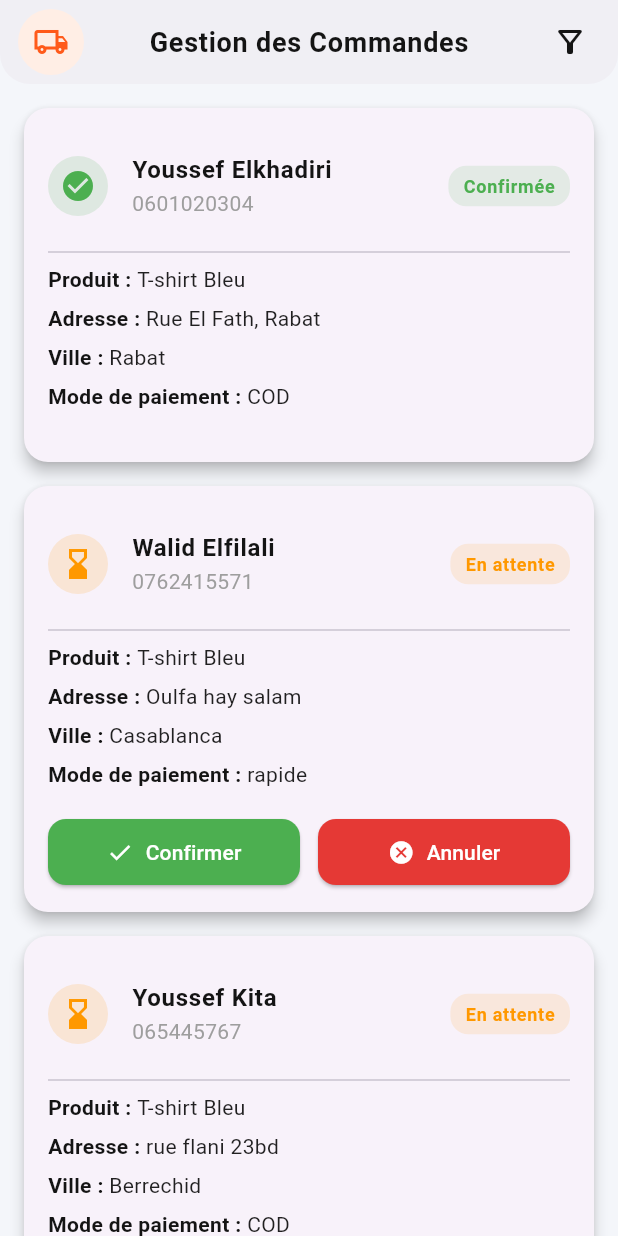
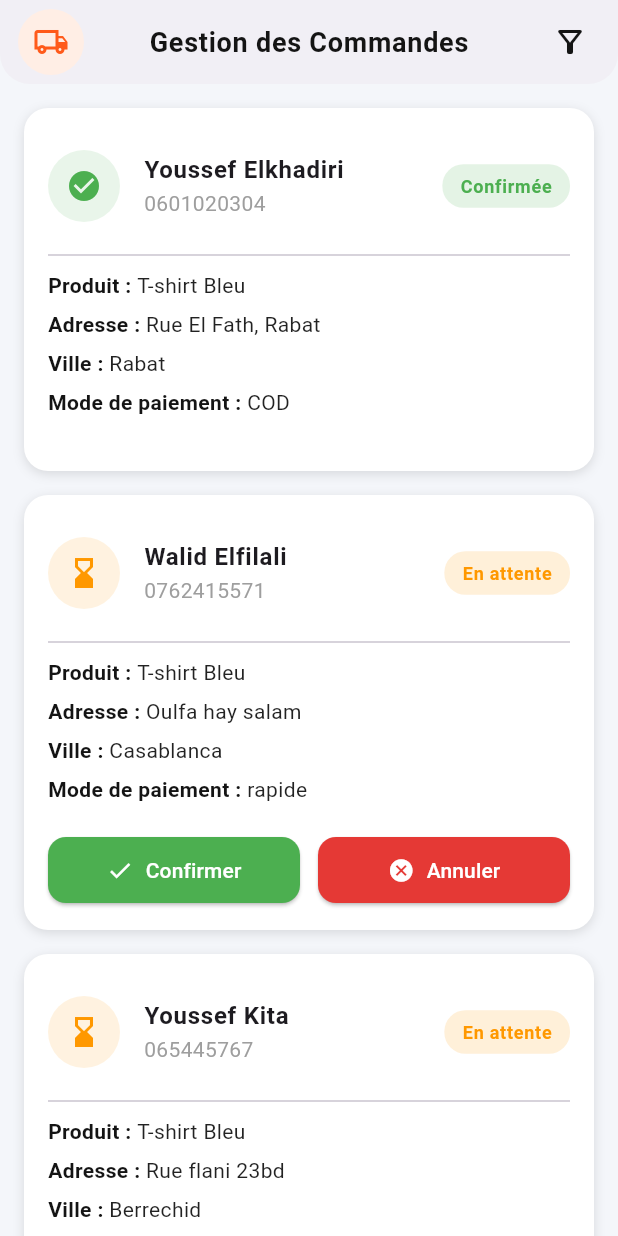
Before and after one commit to elfiwalid/automation_app_mobile, a Flutter app: the CommandePage screen opened directly, on a phone screen of 412 x 824 dp. Run offline on Flutter 3.47's test engine with Material 3 defaults, Android fonts, the light colour scheme and no system bars; our stand-ins replace device_preview, fl_chart; Roboto replaces fonts that are missing (Arial).

Commit message:
ui flutter v1 done!

```diff
--- a/lib/pages/commande_page.dart
+++ b/lib/pages/commande_page.dart
@@ -29,7 +29,7 @@ class _CommandePageState extends State<CommandePage> {
     },
     {
       'nom_client': 'Youssef Kita',
-      'adresse': 'rue flani 23bd',
+      'adresse': 'Rue flani 23bd',
       'ville': 'Berrechid',
       'telephone': '065445767',
       'mode_paiement': 'COD',
@@ -49,17 +49,17 @@ class _CommandePageState extends State<CommandePage> {
     return Scaffold(
       backgroundColor: const Color(0xFFF4F6FA),
       appBar: AppBar(
-        backgroundColor: Colors.white.withOpacity(0.9),
+        backgroundColor: Colors.white.withOpacity(0.95),
         elevation: 4,
         centerTitle: true,
         shape: const RoundedRectangleBorder(
           borderRadius: BorderRadius.vertical(bottom: Radius.circular(20)),
         ),
-        leading: Padding(
-          padding: const EdgeInsets.only(left: 12),
+        leading: const Padding(
+          padding: EdgeInsets.only(left: 12),
           child: CircleAvatar(
-            backgroundColor: const Color(0xFFFFEEE5),
-            child: const Icon(Icons.local_shipping_outlined, color: Color(0xFFFF5A1A)),
+            backgroundColor: Color(0xFFFFEEE5),
+            child: Icon(Icons.local_shipping_outlined, color: Color(0xFFFF5A1A)),
           ),
         ),
         title: const Text(
@@ -82,8 +82,7 @@ class _CommandePageState extends State<CommandePage> {
       body: ListView.builder(
         padding: const EdgeInsets.all(16),
         itemCount: commandes.length,
-        itemBuilder: (context, index) =>
-            _buildCommandeCard(commandes[index], index),
+        itemBuilder: (context, index) => _buildCommandeCard(commandes[index], index),
       ),
     );
   }
@@ -97,24 +96,33 @@ class _CommandePageState extends State<CommandePage> {
   switch (statut) {
     case 'validée':
       icon = Icons.check_circle;
-        color = Colors.green;
+      color = const Color(0xFF4CAF50); // vert
       label = 'Confirmée';
       break;
     case 'annulee':
       icon = Icons.cancel;
-        color = Colors.redAccent;
+      color = const Color(0xFFE53935); // rouge
       label = 'Annulée';
       break;
     default:
       icon = Icons.hourglass_bottom;
-        color = const Color(0xFFFF9800);
+      color = const Color(0xFFFF9800); // orange
       label = 'En attente';
   }
 
-    return Card(
-      shape: RoundedRectangleBorder(borderRadius: BorderRadius.circular(16)),
-      elevation: 4,
+  return Container(
     margin: const EdgeInsets.only(bottom: 16),
+    decoration: BoxDecoration(
+      color: Colors.white, // ✅ fond blanc pur ici
+      borderRadius: BorderRadius.circular(16),
+      boxShadow: const [
+        BoxShadow(
+          color: Colors.black12,
+          blurRadius: 6,
+          offset: Offset(0, 2),
+        )
+      ],
+    ),
     child: Padding(
       padding: const EdgeInsets.all(16),
       child: Column(
@@ -123,70 +131,71 @@ class _CommandePageState extends State<CommandePage> {
           ListTile(
             contentPadding: EdgeInsets.zero,
             leading: CircleAvatar(
-                backgroundColor: color.withOpacity(0.15),
+              radius: 24,
+              backgroundColor: color.withOpacity(0.12),
               child: Icon(icon, color: color),
             ),
             title: Text(
               commande['nom_client']!,
-                style: const TextStyle(
-                    fontWeight: FontWeight.bold,
-                    fontSize: 16,
-                    color: Color(0xFF141414)),
+              style: const TextStyle(fontWeight: FontWeight.bold, fontSize: 16),
             ),
             subtitle: Text(
               commande['telephone']!,
               style: const TextStyle(color: Colors.grey),
             ),
             trailing: Container(
-                padding: const EdgeInsets.symmetric(horizontal: 10, vertical: 5),
+              padding: const EdgeInsets.symmetric(horizontal: 12, vertical: 6),
               decoration: BoxDecoration(
-                  color: color.withOpacity(0.12),
-                  borderRadius: BorderRadius.circular(12),
+                color: color.withOpacity(0.15),
+                borderRadius: BorderRadius.circular(14),
               ),
               child: Text(
                 label,
                 style: TextStyle(
                   color: color,
                   fontWeight: FontWeight.w600,
-                      fontSize: 12),
+                  fontSize: 12,
                 ),
               ),
             ),
-            const Divider(),
+          ),
+          const Divider(height: 20),
           _commandeInfo("Produit", commande['produit']!),
           _commandeInfo("Adresse", commande['adresse']!),
           _commandeInfo("Ville", commande['ville']!),
           _commandeInfo("Mode de paiement", commande['mode_paiement']!),
-            const SizedBox(height: 12),
+          const SizedBox(height: 14),
           if (statut == 'en_attente')
             Row(
               children: [
                 Expanded(
                   child: ElevatedButton.icon(
+                    onPressed: () => _changerStatut(index, 'validée'),
                     icon: const Icon(Icons.check),
                     label: const Text("Confirmer"),
-                      onPressed: () => _changerStatut(index, 'validée'),
                     style: ElevatedButton.styleFrom(
                       backgroundColor: const Color(0xFF4CAF50),
                       foregroundColor: Colors.white,
                       padding: const EdgeInsets.symmetric(vertical: 12),
                       shape: RoundedRectangleBorder(
-                            borderRadius: BorderRadius.circular(12)),
+                        borderRadius: BorderRadius.circular(12),
+                      ),
                     ),
                   ),
                 ),
                 const SizedBox(width: 12),
                 Expanded(
                   child: ElevatedButton.icon(
+                    onPressed: () => _changerStatut(index, 'annulee'),
                     icon: const Icon(Icons.cancel),
                     label: const Text("Annuler"),
-                      onPressed: () => _changerStatut(index, 'annulee'),
                     style: ElevatedButton.styleFrom(
                       backgroundColor: const Color(0xFFE53935),
                       foregroundColor: Colors.white,
                       padding: const EdgeInsets.symmetric(vertical: 12),
                       shape: RoundedRectangleBorder(
-                            borderRadius: BorderRadius.circular(12)),
+                        borderRadius: BorderRadius.circular(12),
+                      ),
                     ),
                   ),
                 ),
@@ -197,6 +206,7 @@ class _CommandePageState extends State<CommandePage> {
     ),
   );
 }
+
 
   Widget _commandeInfo(String label, String value) {
     return Padding(
--- a/lib/pages/dashboard_page.dart
+++ b/lib/pages/dashboard_page.dart
@@ -1,5 +1,6 @@
 import 'package:ecommerce_app/pages/commande_page.dart';
 import 'package:ecommerce_app/pages/produit_page.dart';
+import 'package:ecommerce_app/pages/profile_page.dart';
 import 'package:flutter/material.dart';
 import 'package:fl_chart/fl_chart.dart';
 
@@ -65,7 +66,7 @@ class _DashboardPageState extends State<DashboardPage> {
       case 2:
         return CommandePage();
       case 3:
-        return const Center(child: Text('Profil'));
+        return ProfilePage();
       default:
         return const SizedBox.shrink();
     }
--- a/pubspec.yaml
+++ b/pubspec.yaml
@@ -31,6 +31,7 @@ dependencies:
   flutter:
     sdk: flutter
   fl_chart: ^0.63.0
+  http: ^0.13.6
 
 
   # The following adds the Cupertino Icons font to your application.
```
Also changed, not shown: lib/pages/profile_page.dart (added, +119 -0 lines), pubspec.lock. Lines whose indentation alone changed are shown as unchanged.
